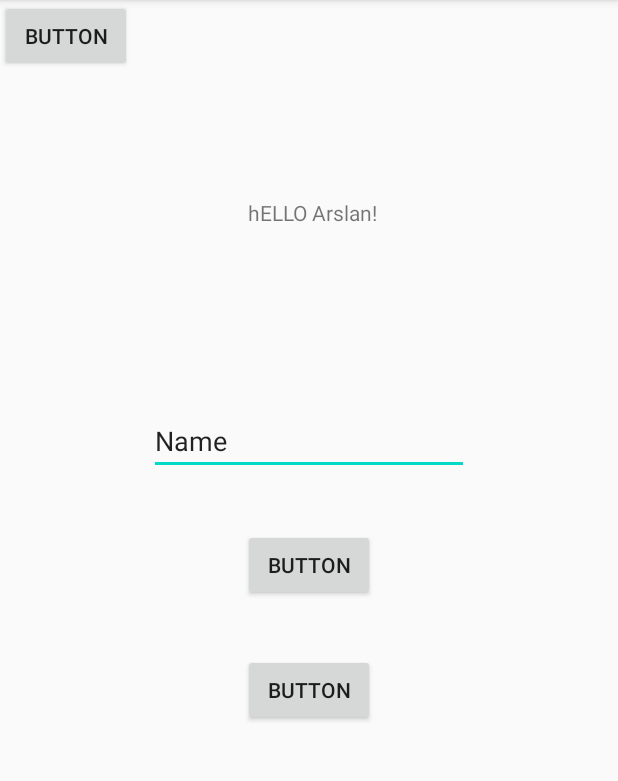
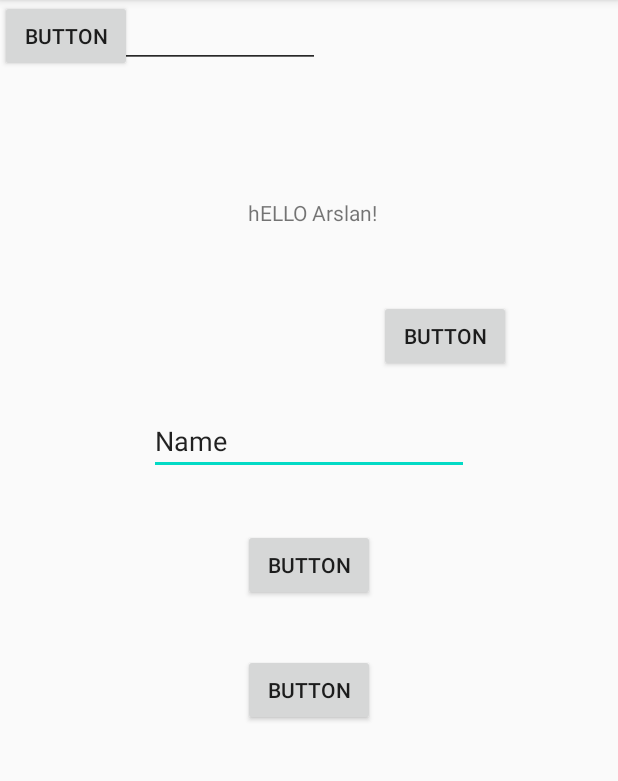
Before and after one commit to ArslanAK47/CanteenApp, an Android app: the screen it shows after launch (MainActivity), on a phone screen of 412 x 824 dp, the part 84-865 px from its top. Run offline under Robolectric (Android 15) with nearby library versions, the phone set to English and light mode, and no system bars.

Commit message:
ADDED CRAP

```diff
--- a/app/src/main/res/layout/activity_main.xml
+++ b/app/src/main/res/layout/activity_main.xml
@@ -55,7 +55,38 @@
         android:layout_width="wrap_content"
         android:layout_height="wrap_content"
         android:text="Button"
-        tools:layout_editor_absoluteX="170dp"
-        tools:layout_editor_absoluteY="181dp" />
+        app:layout_constraintBottom_toTopOf="@+id/editTextTextPersonName"
+        app:layout_constraintEnd_toEndOf="parent"
+        app:layout_constraintHorizontal_bias="0.78"
+        app:layout_constraintStart_toStartOf="parent"
+        app:layout_constraintTop_toBottomOf="@+id/textView"
+        app:layout_constraintVertical_bias="0.676" />
+
+    <EditText
+        android:id="@+id/editTextTextPersonName2"
+        android:layout_width="wrap_content"
+        android:layout_height="wrap_content"
+        android:ems="10"
+        android:inputType="textPersonName"
+        android:text="Name"
+        tools:layout_editor_absoluteX="119dp"
+        tools:layout_editor_absoluteY="40dp" />
+
+    <EditText
+        android:id="@+id/editTextPhone"
+        android:layout_width="wrap_content"
+        android:layout_height="wrap_content"
+        android:ems="10"
+        android:inputType="phone"
+        tools:layout_editor_absoluteX="82dp"
+        tools:layout_editor_absoluteY="538dp" />
+
+    <Button
+        android:id="@+id/button4"
+        android:layout_width="wrap_content"
+        android:layout_height="wrap_content"
+        android:text="Button"
+        tools:layout_editor_absoluteX="57dp"
+        tools:layout_editor_absoluteY="188dp" />
 
 </androidx.constraintlayout.widget.ConstraintLayout>
```
